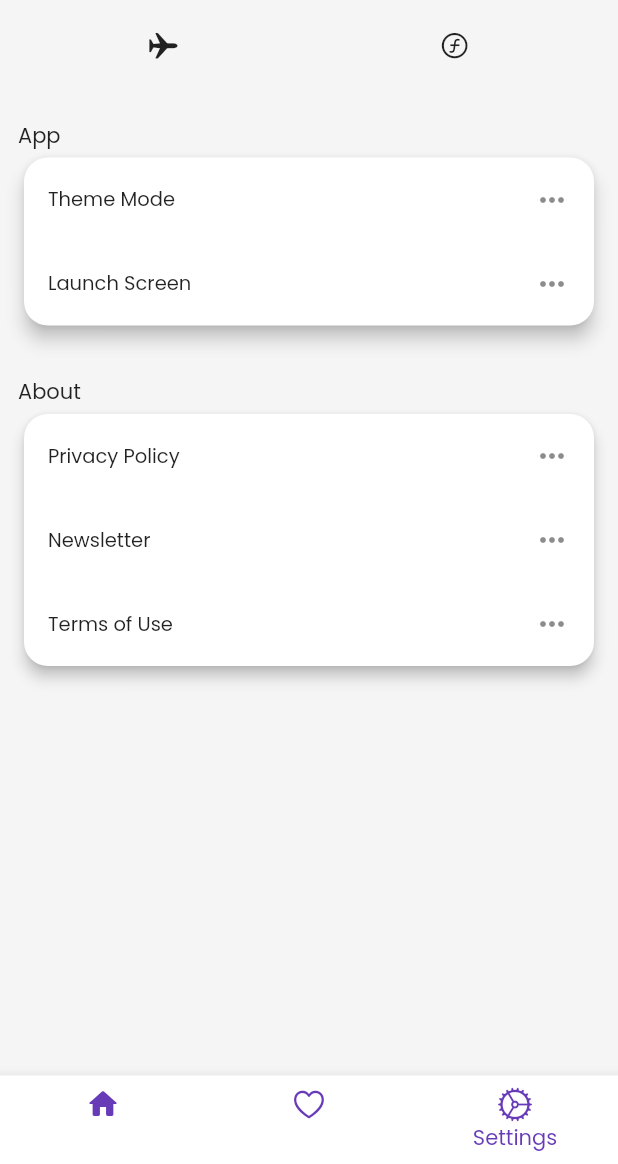
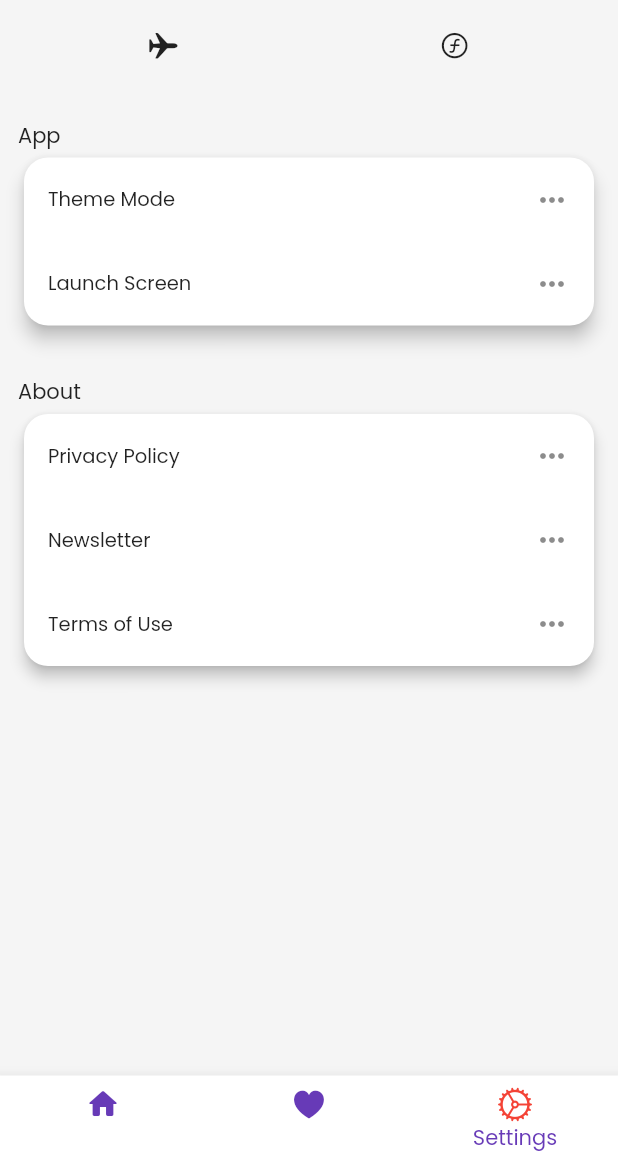
Before and after one commit to Shikhar0018/CryptoBaazi, a Flutter app: the screen it shows after launch, item 3 of the bottom bar chosen, on a phone screen of 412 x 824 dp, the part 72-1236 px from its top. Run offline on Flutter 3.47's test engine with Material 2 defaults, Android fonts, the phone set to English and light mode, and no system bars; our stand-ins replace google_fonts, syncfusion_flutter_charts, velocity_x; network calls fail.

Commit message:
red selector

```diff
--- a/lib/widgets/homepage_widgets/mainBar.dart
+++ b/lib/widgets/homepage_widgets/mainBar.dart
@@ -30,20 +30,19 @@ class _MainBarState extends State<MainBar> {
         backgroundColor: context.cardColor,
         unselectedItemColor: Colors.white,
         selectedItemColor: Theme.of(context).accentColor,
+        selectedIconTheme: IconThemeData(color: Colors.red),
+        unselectedIconTheme: IconThemeData(color: context.accentColor),
         currentIndex: _selectedPageIndex,
         items: [
           // BottomNavigationBarItem(
           //   icon: Icon(CupertinoIcons.compass_fill, color: context.accentColor),
           // ),
           BottomNavigationBarItem(
-              icon: Icon(Icons.home_rounded, color: context.accentColor),
-              label: "Home"),
+              icon: Icon(Icons.home_rounded), label: "Home"),
           BottomNavigationBarItem(
-              icon: Icon(CupertinoIcons.heart, color: context.accentColor),
-              label: "Favorites"),
+              icon: Icon(CupertinoIcons.heart_fill), label: "Favorites"),
           BottomNavigationBarItem(
-              icon: Icon(CupertinoIcons.settings, color: context.accentColor),
-              label: "Settings"),
+              icon: Icon(CupertinoIcons.settings), label: "Settings"),
           // BottomNavigationBarItem(
           //   icon: Icon(CupertinoIcons.graph_square, color: context.accentColor),
           // )
```
